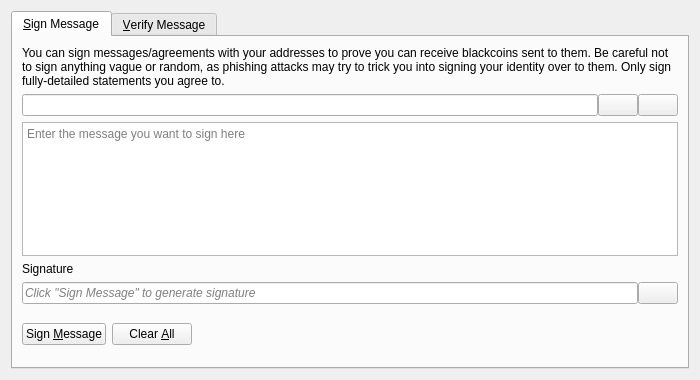
Old version of the form codexacoin-core/src/qt/forms/signverifymessagedialog.ui in the repository fakharnaqvi5313/codexacoin.
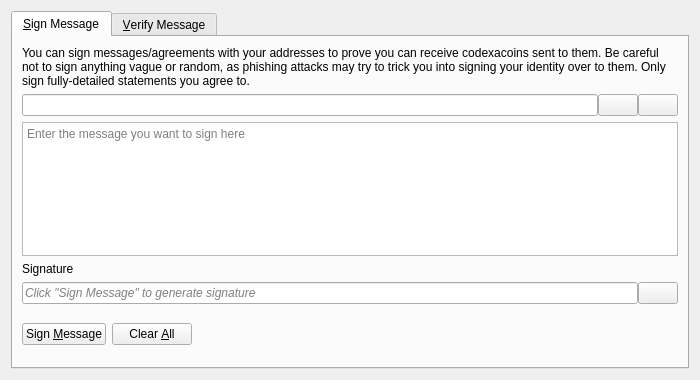
New version of the form. Icons and pictures are not drawn. Custom widgets are drawn as their Qt base class.

Commit message: Rebrand: blackcoin/Blackcoin/BLACKCOIN/BLK -> codexacoin/CodexaCoin/CODEXACOIN/CAC

The edit to the form file:
```diff
--- a/codexacoin-core/src/qt/forms/signverifymessagedialog.ui
+++ b/codexacoin-core/src/qt/forms/signverifymessagedialog.ui
@@ -30,7 +30,7 @@
        <item>
         <widget class="QLabel" name="infoLabel_SM">
          <property name="text">
-          <string>You can sign messages/agreements with your addresses to prove you can receive blackcoins sent to them. Be careful not to sign anything vague or random, as phishing attacks may try to trick you into signing your identity over to them. Only sign fully-detailed statements you agree to.</string>
+          <string>You can sign messages/agreements with your addresses to prove you can receive codexacoins sent to them. Be careful not to sign anything vague or random, as phishing attacks may try to trick you into signing your identity over to them. Only sign fully-detailed statements you agree to.</string>
          </property>
          <property name="textFormat">
           <enum>Qt::PlainText</enum>
```
Left out of the diff: 8 changed lines with no effect on the pictures. The commit also changes 263 other files.
